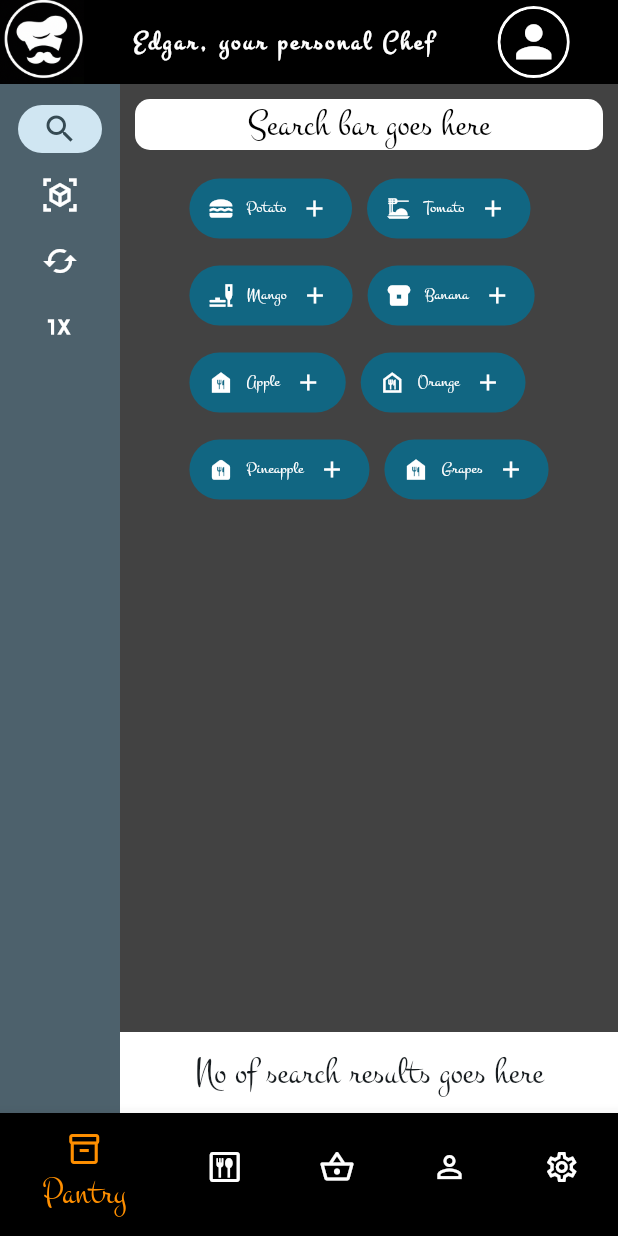
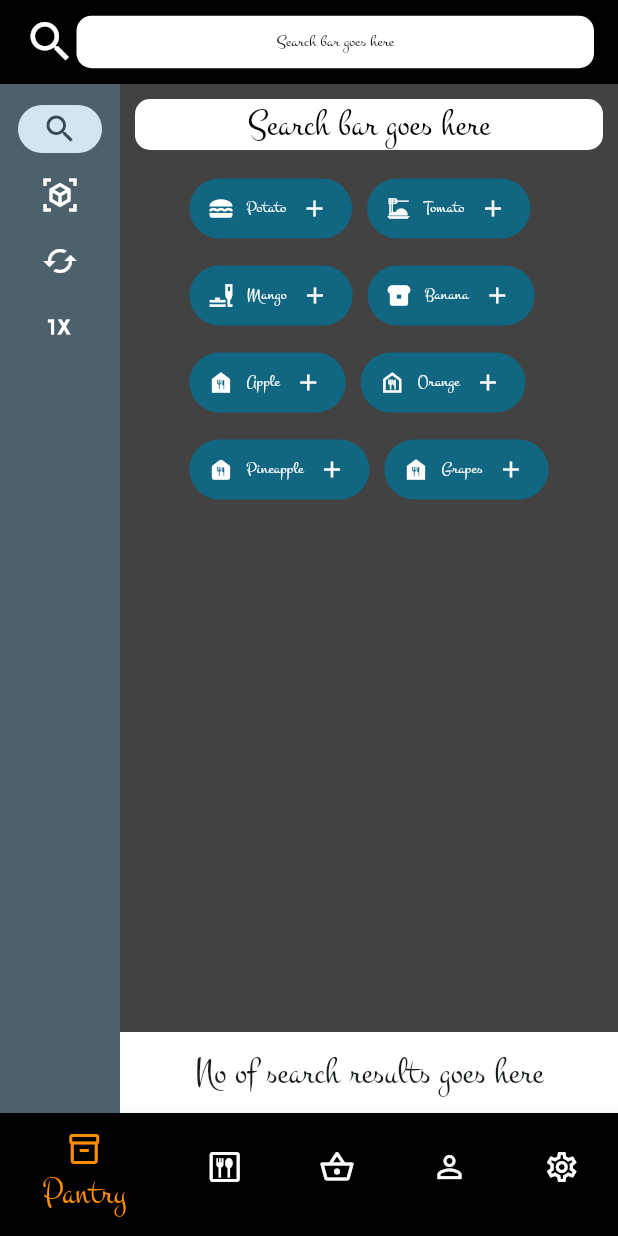
Before and after one commit to cryptoblivious/Edgar, a Flutter app: the screen it shows after launch, on a phone screen of 412 x 824 dp. Run offline on Flutter 3.47's test engine with Material 2 defaults, Android fonts, the phone set to English and light mode, and no system bars.

Commit message:
Trying appBar search bar

```diff
--- a/lib/main.dart
+++ b/lib/main.dart
@@ -16,19 +16,19 @@ class App extends StatelessWidget {
           fontFamily: 'Montez',
           useMaterial3: true,
           splashColor: Colors.amber[800]!.withAlpha(50)),
-      home: const Home(),
+      home: const PantryPage(),
     );
   }
 }
 
-class Home extends StatefulWidget {
-  const Home({super.key});
+class PantryPage extends StatefulWidget {
+  const PantryPage({super.key});
 
   @override
-  State<Home> createState() => _HomeState();
+  State<PantryPage> createState() => _PantryPageState();
 }
 
-class _HomeState extends State<Home> {
+class _PantryPageState extends State<PantryPage> {
   int _selectedMenuIndex = 0;
 
   void _onItemTapped(int index) {
@@ -42,7 +42,7 @@ class _HomeState extends State<Home> {
     Widget body;
     switch (_selectedMenuIndex) {
       case 0:
-        body = const PantryPage();
+        body = const PantryBody();
         break;
       case 1:
         body = Container(
@@ -75,36 +75,28 @@ class _HomeState extends State<Home> {
         appBar: AppBar(
           backgroundColor: Colors.black,
           elevation: 0,
-          leading: Image.asset('assets/icons/edgar.png'),
-          title: Row(
-            mainAxisAlignment: MainAxisAlignment.spaceEvenly,
-            children: [
-              Text('Edgar, your personal Chef',
-                  style: TextStyle(
-                    color: Theme.of(context).colorScheme.onPrimary,
-                    fontWeight: FontWeight.bold,
-                    fontSize: 18,
-                    letterSpacing: 2.0,
-                  )),
-              const SizedBox(width: 10),
-              Container(
-                decoration: BoxDecoration(
-                  border: Border.all(
-                    color: Theme.of(context).colorScheme.onPrimary,
-                    width: 2,
+          title: Center(
+            child: Row(
+              children: [
+                const Icon(Icons.search, size: 35, color: Colors.white),
+                Expanded(
+                  child: Container(
+                    margin: const EdgeInsets.symmetric(vertical: 10),
+                    padding: const EdgeInsets.all(10),
+                    width: double.infinity,
+                    decoration: BoxDecoration(
+                        color: Colors.white,
+                        borderRadius: BorderRadius.circular(10)),
+                    child: const Text(
+                      'Search bar goes here',
+                      textAlign: TextAlign.center,
+                      style: TextStyle(fontSize: 12, color: Colors.black),
+                    ),
                   ),
-                  shape: BoxShape.circle,
                 ),
-                child: CircleAvatar(
-                  backgroundColor: Colors.black,
-                  radius: 22,
-                  child: Icon(Icons.person,
-                      color: Theme.of(context).colorScheme.onPrimary, size: 35),
-                ),
-              )
-            ],
+              ],
+            ),
           ),
-          centerTitle: true,
         ),
         body: body,
         bottomNavigationBar: BottomNavigationBar(
@@ -301,14 +293,14 @@ class _PantrySearchContentState extends State<PantrySearchContent> {
   }
 }
 
-class PantryPage extends StatefulWidget {
-  const PantryPage({super.key});
+class PantryBody extends StatefulWidget {
+  const PantryBody({super.key});
 
   @override
-  State<PantryPage> createState() => _PantryPageState();
+  State<PantryBody> createState() => _PantryBodyState();
 }
 
-class _PantryPageState extends State<PantryPage> {
+class _PantryBodyState extends State<PantryBody> {
   int _selectedSubmenuIndex = 0;
 
   @override
```
